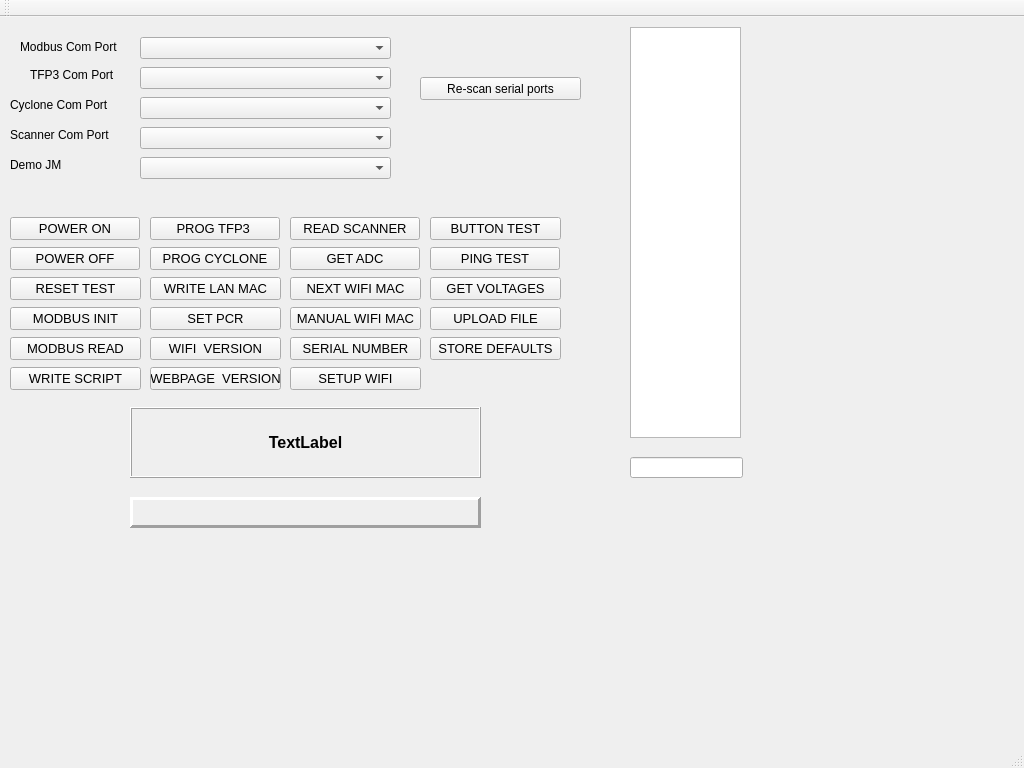
The window that QT_Project/mainwindow.ui (wmarchewka/Fixture) describes before a commit, drawn with Qt 5.
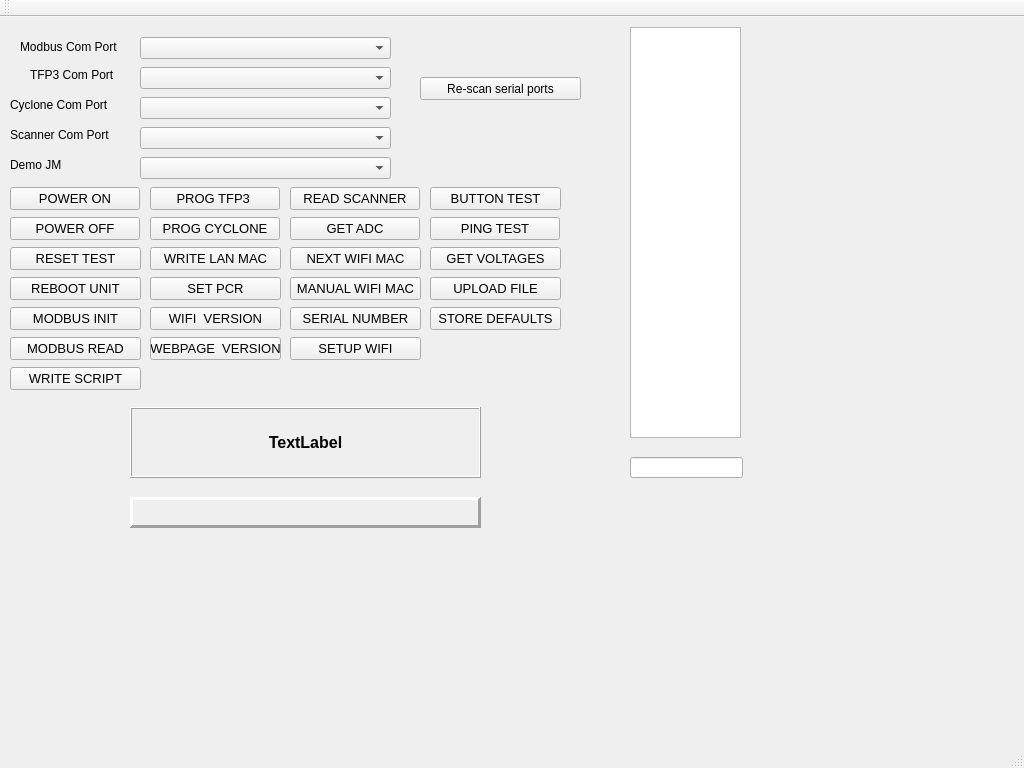
The same window after the commit.

```diff
--- a/QT_Project/mainwindow.ui
+++ b/QT_Project/mainwindow.ui
@@ -18,7 +18,7 @@
     <property name="geometry">
      <rect>
       <x>10</x>
-      <y>200</y>
+      <y>170</y>
       <width>130</width>
       <height>23</height>
      </rect>
@@ -36,7 +36,7 @@
     <property name="geometry">
      <rect>
       <x>10</x>
-      <y>230</y>
+      <y>200</y>
       <width>130</width>
       <height>23</height>
      </rect>
@@ -146,7 +146,7 @@
     <property name="geometry">
      <rect>
       <x>150</x>
-      <y>200</y>
+      <y>170</y>
       <width>130</width>
       <height>23</height>
      </rect>
@@ -164,7 +164,7 @@
     <property name="geometry">
      <rect>
       <x>150</x>
-      <y>230</y>
+      <y>200</y>
       <width>130</width>
       <height>23</height>
      </rect>
@@ -182,7 +182,7 @@
     <property name="geometry">
      <rect>
       <x>290</x>
-      <y>200</y>
+      <y>170</y>
       <width>130</width>
       <height>23</height>
      </rect>
@@ -200,7 +200,7 @@
     <property name="geometry">
      <rect>
       <x>430</x>
-      <y>200</y>
+      <y>170</y>
       <width>131</width>
       <height>23</height>
      </rect>
@@ -218,7 +218,7 @@
     <property name="geometry">
      <rect>
       <x>430</x>
-      <y>230</y>
+      <y>200</y>
       <width>130</width>
       <height>23</height>
      </rect>
@@ -236,7 +236,7 @@
     <property name="geometry">
      <rect>
       <x>290</x>
-      <y>230</y>
+      <y>200</y>
       <width>130</width>
       <height>23</height>
      </rect>
@@ -342,7 +342,7 @@
     <property name="geometry">
      <rect>
       <x>430</x>
-      <y>260</y>
+      <y>230</y>
       <width>131</width>
       <height>23</height>
      </rect>
@@ -360,7 +360,7 @@
     <property name="geometry">
      <rect>
       <x>10</x>
-      <y>260</y>
+      <y>230</y>
       <width>131</width>
       <height>23</height>
      </rect>
@@ -378,7 +378,7 @@
     <property name="geometry">
      <rect>
       <x>150</x>
-      <y>260</y>
+      <y>230</y>
       <width>131</width>
       <height>23</height>
      </rect>
@@ -396,7 +396,7 @@
     <property name="geometry">
      <rect>
       <x>290</x>
-      <y>260</y>
+      <y>230</y>
       <width>131</width>
       <height>23</height>
      </rect>
@@ -432,7 +432,7 @@
     <property name="geometry">
      <rect>
       <x>150</x>
-      <y>290</y>
+      <y>260</y>
       <width>131</width>
       <height>23</height>
      </rect>
@@ -450,7 +450,7 @@
     <property name="geometry">
      <rect>
       <x>290</x>
-      <y>320</y>
+      <y>290</y>
       <width>131</width>
       <height>23</height>
      </rect>
@@ -468,7 +468,7 @@
     <property name="geometry">
      <rect>
       <x>430</x>
-      <y>290</y>
+      <y>260</y>
       <width>131</width>
       <height>23</height>
      </rect>
@@ -504,7 +504,7 @@
     <property name="geometry">
      <rect>
       <x>150</x>
-      <y>320</y>
+      <y>290</y>
       <width>131</width>
       <height>23</height>
      </rect>
@@ -522,7 +522,7 @@
     <property name="geometry">
      <rect>
       <x>290</x>
-      <y>350</y>
+      <y>320</y>
       <width>131</width>
       <height>23</height>
      </rect>
@@ -540,7 +540,7 @@
     <property name="geometry">
      <rect>
       <x>430</x>
-      <y>320</y>
+      <y>290</y>
       <width>131</width>
       <height>23</height>
      </rect>
@@ -594,7 +594,7 @@
     <property name="geometry">
      <rect>
       <x>290</x>
-      <y>290</y>
+      <y>260</y>
       <width>131</width>
       <height>23</height>
      </rect>
@@ -630,7 +630,7 @@
     <property name="geometry">
      <rect>
       <x>150</x>
-      <y>350</y>
+      <y>320</y>
       <width>131</width>
       <height>23</height>
      </rect>
@@ -644,6 +644,24 @@
      <string>WEBPAGE  VERSION</string>
     </property>
    </widget>
+   <widget class="QPushButton" name="pbRebootUnit">
+    <property name="geometry">
+     <rect>
+      <x>10</x>
+      <y>260</y>
+      <width>131</width>
+      <height>23</height>
+     </rect>
+    </property>
+    <property name="font">
+     <font>
+      <pointsize>10</pointsize>
+     </font>
+    </property>
+    <property name="text">
+     <string>REBOOT UNIT</string>
+    </property>
+   </widget>
   </widget>
   <widget class="QMenuBar" name="menuBar">
    <property name="geometry">
```
